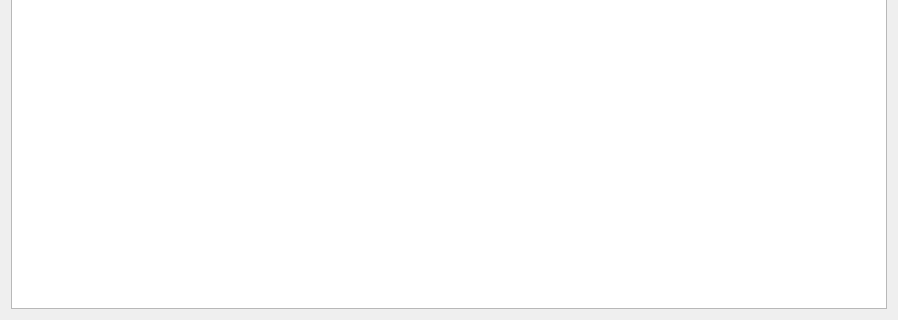
jpsdr/MKVToolnix-Windows-7, file src/mkvtoolnix-gui/forms/jobs/tool.ui: the form before one commit; both pictures show x 0 to 898 and y 213 to 533 of the 898 by 533 pixel window.
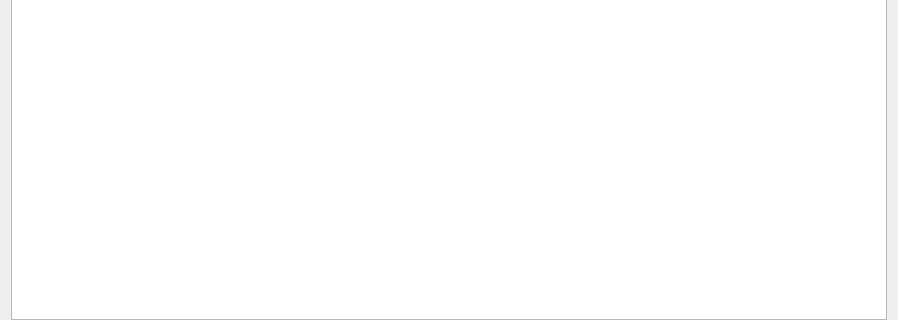
The form after the commit.

Commit message:
GUI: fix tool content's bottom to align with tool selector
Fixes #1194.

The edit to the form file:
```diff
--- a/src/mkvtoolnix-gui/forms/jobs/tool.ui
+++ b/src/mkvtoolnix-gui/forms/jobs/tool.ui
@@ -14,6 +14,9 @@
    <string notr="true">mtx::gui::Jobs::Tool</string>
   </property>
   <layout class="QVBoxLayout" name="verticalLayout">
+   <property name="bottomMargin">
+    <number>0</number>
+   </property>
    <item>
     <widget class="QLabel" name="jobQueueLabel">
      <property name="text">
```
The commit also changes 5 other files.
